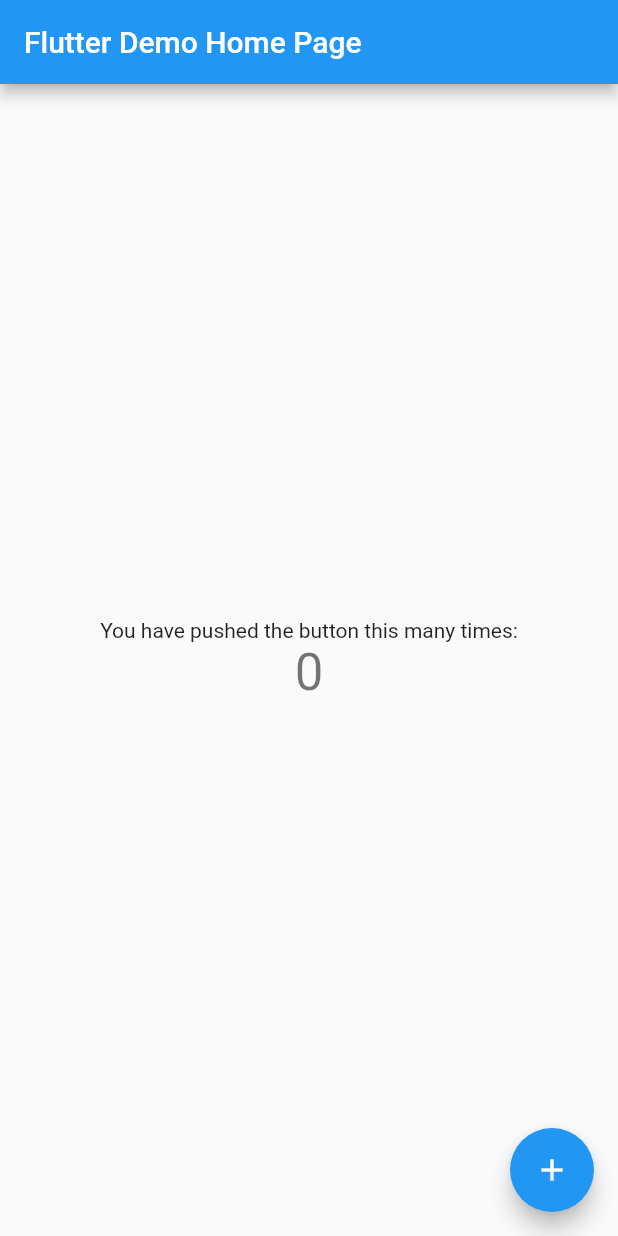
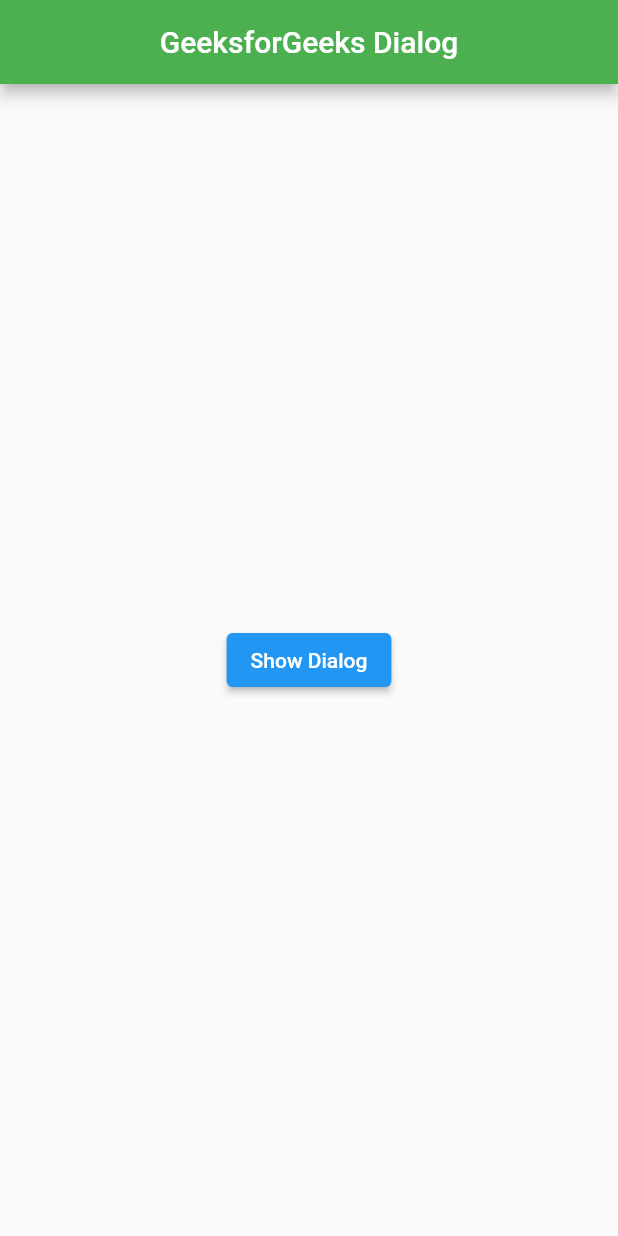
Before and after one commit to Djumabaevs/test_getx, a Flutter app: the screen it shows after launch, on a phone screen of 412 x 824 dp. Run offline on Flutter 3.47's test engine with Material 2 defaults, Android fonts, the phone set to English and light mode, and no system bars; our stand-ins replace get.

```diff
--- a/lib/main.dart
+++ b/lib/main.dart
@@ -1,115 +1,40 @@
 import 'package:flutter/material.dart';
+import 'package:get/get.dart';
 
 void main() {
-  runApp(const MyApp());
+  runApp(MyApp());
 }
 
 class MyApp extends StatelessWidget {
-  const MyApp({Key? key}) : super(key: key);
-
-  // This widget is the root of your application.
   @override
   Widget build(BuildContext context) {
-    return MaterialApp(
-      title: 'Flutter Demo',
+    return GetMaterialApp(
+      title: 'Dialog Demo',
       theme: ThemeData(
-        // This is the theme of your application.
-        //
-        // Try running your application with "flutter run". You'll see the
-        // application has a blue toolbar. Then, without quitting the app, try
-        // changing the primarySwatch below to Colors.green and then invoke
-        // "hot reload" (press "r" in the console where you ran "flutter run",
-        // or simply save your changes to "hot reload" in a Flutter IDE).
-        // Notice that the counter didn't reset back to zero; the application
-        // is not restarted.
         primarySwatch: Colors.blue,
       ),
-      home: const MyHomePage(title: 'Flutter Demo Home Page'),
+      home: Home(),
+      debugShowCheckedModeBanner: false,
     );
   }
 }
 
-class MyHomePage extends StatefulWidget {
-  const MyHomePage({Key? key, required this.title}) : super(key: key);
-
-  // This widget is the home page of your application. It is stateful, meaning
-  // that it has a State object (defined below) that contains fields that affect
-  // how it looks.
-
-  // This class is the configuration for the state. It holds the values (in this
-  // case the title) provided by the parent (in this case the App widget) and
-  // used by the build method of the State. Fields in a Widget subclass are
-  // always marked "final".
-
-  final String title;
-
-  @override
-  State<MyHomePage> createState() => _MyHomePageState();
-}
-
-class _MyHomePageState extends State<MyHomePage> {
-  int _counter = 0;
-
-  void _incrementCounter() {
-    setState(() {
-      // This call to setState tells the Flutter framework that something has
-      // changed in this State, which causes it to rerun the build method below
-      // so that the display can reflect the updated values. If we changed
-      // _counter without calling setState(), then the build method would not be
-      // called again, and so nothing would appear to happen.
-      _counter++;
-    });
-  }
-
+class Home extends StatelessWidget {
   @override
   Widget build(BuildContext context) {
-    // This method is rerun every time setState is called, for instance as done
-    // by the _incrementCounter method above.
-    //
-    // The Flutter framework has been optimized to make rerunning build methods
-    // fast, so that you can just rebuild anything that needs updating rather
-    // than having to individually change instances of widgets.
     return Scaffold(
       appBar: AppBar(
-        // Here we take the value from the MyHomePage object that was created by
-        // the App.build method, and use it to set our appbar title.
-        title: Text(widget.title),
+        title: Text('GeeksforGeeks Dialog'),
+        centerTitle: true,
+        backgroundColor: Colors.green,
       ),
       body: Center(
-        // Center is a layout widget. It takes a single child and positions it
-        // in the middle of the parent.
-        child: Column(
-          // Column is also a layout widget. It takes a list of children and
-          // arranges them vertically. By default, it sizes itself to fit its
-          // children horizontally, and tries to be as tall as its parent.
-          //
-          // Invoke "debug painting" (press "p" in the console, choose the
-          // "Toggle Debug Paint" action from the Flutter Inspector in Android
-          // Studio, or the "Toggle Debug Paint" command in Visual Studio Code)
-          // to see the wireframe for each widget.
-          //
-          // Column has various properties to control how it sizes itself and
-          // how it positions its children. Here we use mainAxisAlignment to
-          // center the children vertically; the main axis here is the vertical
-          // axis because Columns are vertical (the cross axis would be
-          // horizontal).
-          mainAxisAlignment: MainAxisAlignment.center,
-          children: <Widget>[
-            const Text(
-              'You have pushed the button this many times:',
-            ),
-            Text(
-              '$_counter',
-              style: Theme.of(context).textTheme.headline4,
-            ),
-          ],
-        ),
-      ),
-      floatingActionButton: FloatingActionButton(
-        onPressed: _incrementCounter,
-        tooltip: 'Increment',
-        child: const Icon(Icons.add),
-      ), // This trailing comma makes auto-formatting nicer for build methods.
+          child: ElevatedButton(
+        child: Text('Show Dialog'),
+        onPressed: () {
+          Get.defaultDialog();
+        },
+      )),
     );
   }
 }
```
